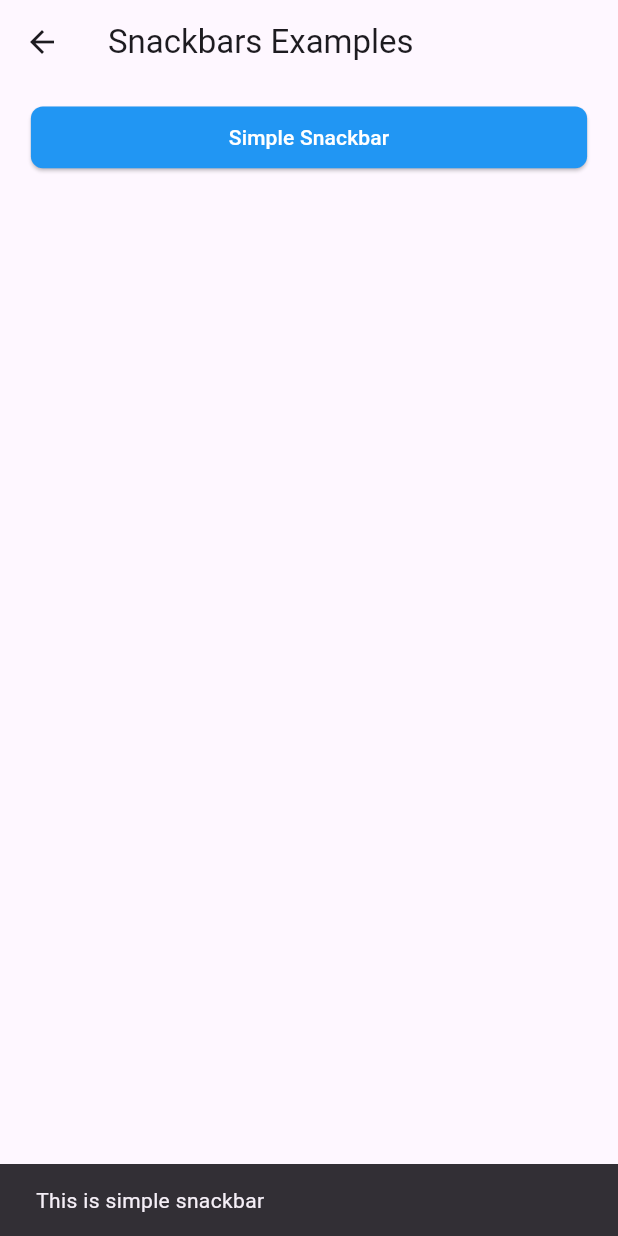
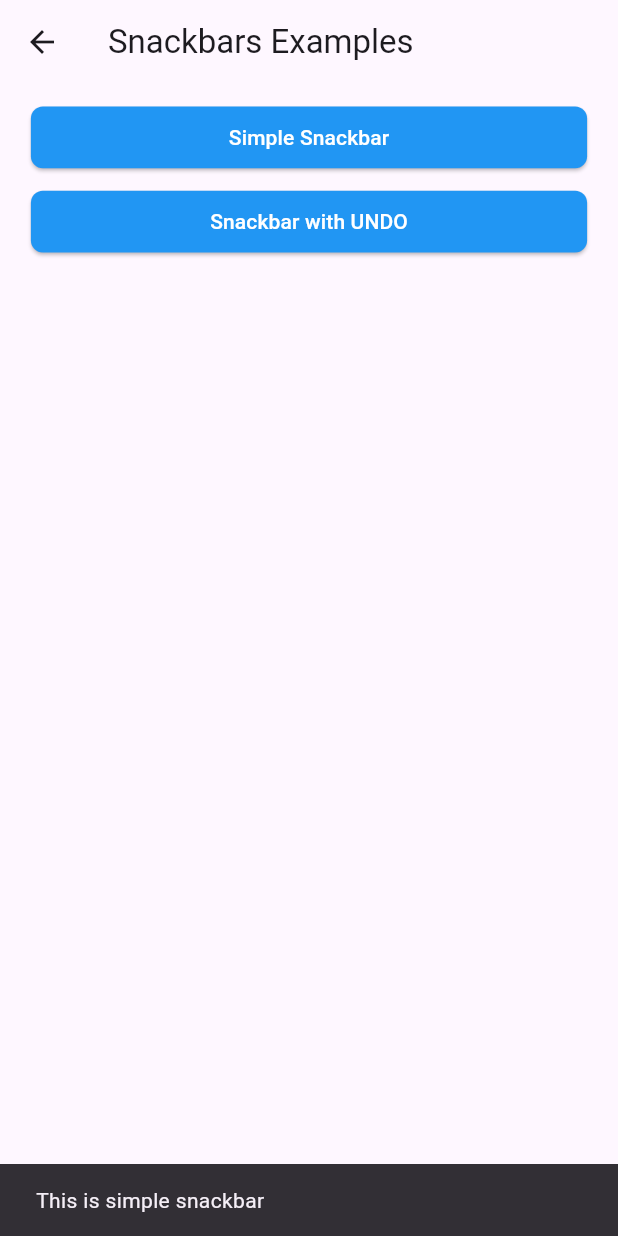
Before and after one commit to mdrazadev/Flutter-Widgets, a Flutter app: the SnackbarsExampleScreen screen opened directly, after a tap on "Simple Snackbar", on a phone screen of 412 x 824 dp. Run offline on Flutter 3.47's test engine with Material 3 defaults, Android fonts, the phone set to English and light mode, and no system bars; our stand-ins replace get.

Commit message:
snackbar with undo option

```diff
--- a/lib/screens/snackbars_example_screen.dart
+++ b/lib/screens/snackbars_example_screen.dart
@@ -9,12 +9,12 @@ class SnackbarsExampleScreen extends StatelessWidget {
     ScaffoldMessenger.of(context).showSnackBar(
       SnackBar(
         content: Text(label),
-        // action: onUndo != null
-        //     ? SnackBarAction(
-        //         label: 'undo',
-        //         onPressed: onUndo,
-        //       )
-        //     : null,
+        action: onUndo != null
+            ? SnackBarAction(
+                label: 'undo',
+                onPressed: onUndo,
+              )
+            : null,
       ),
     );
   }
@@ -37,19 +37,19 @@ class SnackbarsExampleScreen extends StatelessWidget {
               showSnackbar(context, "This is simple snackbar");
             },
           ),
-          // const SizedBox(
-          //   height: 15,
-          // ),
-          // SimpleButtonWidget(
-          //   label: 'Snackbar with UNDO',
-          //   onPress: () {
-          //     showSnackbar(
-          //       context,
-          //       "Snackbar with undo",
-          //       onUndo: () {},
-          //     );
-          //   },
-          // ),
+          const SizedBox(
+            height: 15,
+          ),
+          SimpleButtonWidget(
+            label: 'Snackbar with UNDO',
+            onPress: () {
+              showSnackbar(
+                context,
+                "Snackbar with undo",
+                onUndo: () {},
+              );
+            },
+          ),
           // const SizedBox(
           //   height: 15,
           // ),
```
